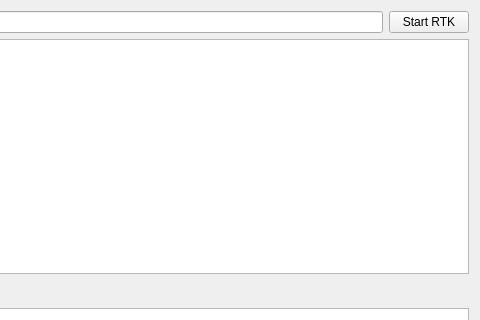
Before: the Qt Designer form RtkServer/mainwindow.ui in CORAL-CMU/Qt, drawn with Qt 5; both pictures show x 248 to 728 and y 0 to 320 of the 728 by 554 pixel window.
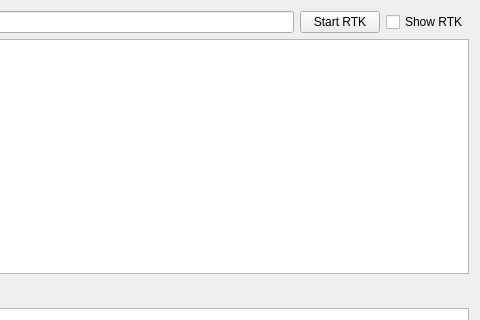
After: the same form once the commit is applied.

```diff
--- a/RtkServer/mainwindow.ui
+++ b/RtkServer/mainwindow.ui
@@ -38,6 +38,13 @@
         </property>
        </widget>
       </item>
+      <item>
+       <widget class="QCheckBox" name="showrtk">
+        <property name="text">
+         <string>Show RTK</string>
+        </property>
+       </widget>
+      </item>
      </layout>
     </item>
     <item>
```
